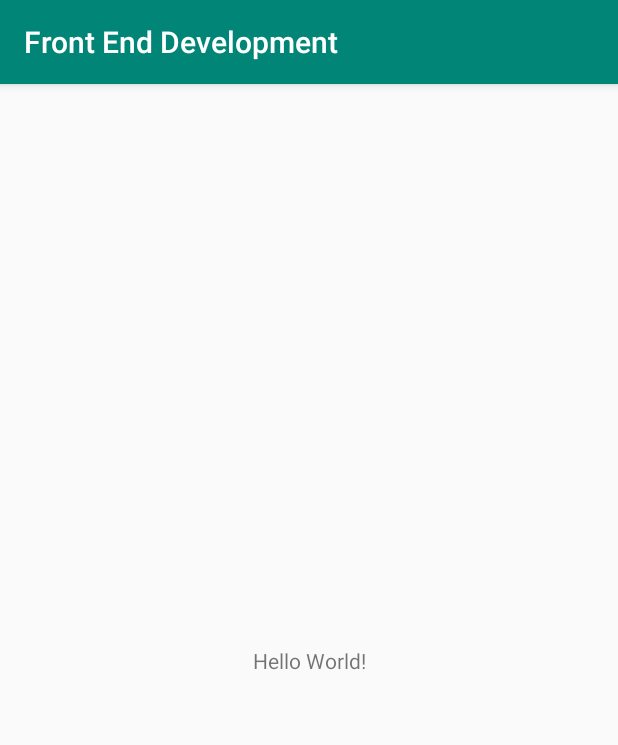
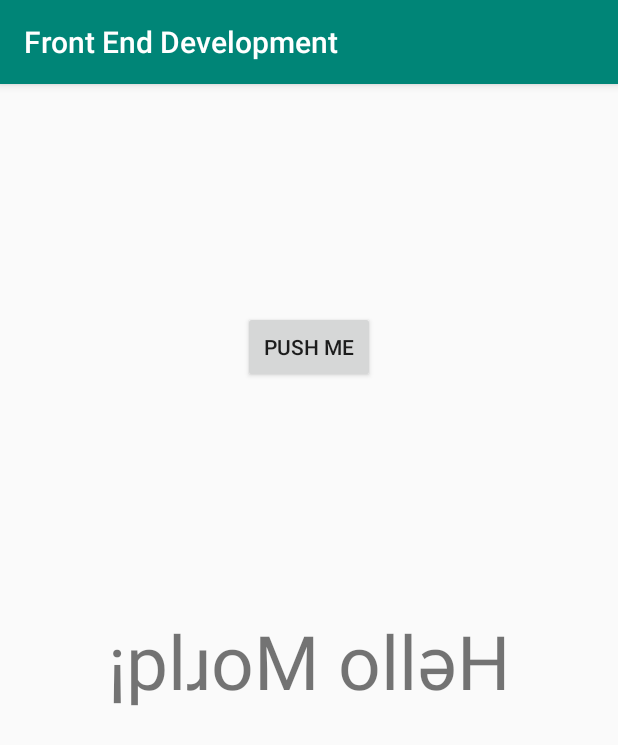
Before and after one commit to JakeVaughn820/SB_4_Room8-, an Android app: the screen it shows after launch (MainActivity), on a phone screen of 412 x 824 dp. Shown: the top 745 px of the screen. Run offline under Robolectric (Android 15) with nearby library versions, the phone set to English and light mode, and no system bars.

Commit message:
Setting up front end, going to start by having Jake copy his code over from his experiment

```diff
--- /dev/null
+++ b/Frontend/app/src/main/java/com/example/frontenddevelopment/HomeActivity.java
@@ -0,0 +1,4 @@
+package com.example.frontenddevelopment;
+
+public class HomeActivity {
+}
--- a/Frontend/app/src/main/java/com/example/frontenddevelopment/MainActivity.java
+++ b/Frontend/app/src/main/java/com/example/frontenddevelopment/MainActivity.java
@@ -3,12 +3,17 @@ package com.example.frontenddevelopment;
 import androidx.appcompat.app.AppCompatActivity;
 
 import android.os.Bundle;
+import android.widget.Button;
 
 public class MainActivity extends AppCompatActivity {
+
+    Button button1;
 
     @Override
     protected void onCreate(Bundle savedInstanceState) {
         super.onCreate(savedInstanceState);
         setContentView(R.layout.activity_main);
+
+        button1 = findViewById(R.id.button1);
     }
 }
--- /dev/null
+++ b/Frontend/app/src/main/java/com/example/frontenddevelopment/RegisterActivity.java
@@ -0,0 +1,4 @@
+package com.example.frontenddevelopment;
+
+public class RegisterActivity {
+}
--- /dev/null
+++ b/Frontend/app/src/main/res/layout/activity_home.xml
@@ -0,0 +1,6 @@
+<?xml version="1.0" encoding="utf-8"?>
+<LinearLayout xmlns:android="http://schemas.android.com/apk/res/android"
+    android:orientation="vertical" android:layout_width="match_parent"
+    android:layout_height="match_parent">
+
+</LinearLayout>
--- a/Frontend/app/src/main/res/layout/activity_main.xml
+++ b/Frontend/app/src/main/res/layout/activity_main.xml
@@ -7,12 +7,23 @@
     tools:context=".MainActivity">
 
     <TextView
+        android:id="@+id/Hellotxt"
         android:layout_width="wrap_content"
         android:layout_height="wrap_content"
-        android:text="Hello World!"
+        android:text="¡plɹoM ollǝH"
+        android:textSize="50sp"
         app:layout_constraintBottom_toBottomOf="parent"
         app:layout_constraintLeft_toLeftOf="parent"
         app:layout_constraintRight_toRightOf="parent"
         app:layout_constraintTop_toTopOf="parent" />
 
+    <Button
+        android:id="@+id/button1"
+        android:layout_width="wrap_content"
+        android:layout_height="wrap_content"
+        android:text="Push Me"
+        app:layout_constraintBottom_toTopOf="@+id/Hellotxt"
+        app:layout_constraintEnd_toEndOf="parent"
+        app:layout_constraintStart_toStartOf="parent"
+        app:layout_constraintTop_toTopOf="parent" />
 </androidx.constraintlayout.widget.ConstraintLayout>
--- /dev/null
+++ b/Frontend/app/src/main/res/layout/activity_register.xml
@@ -0,0 +1,6 @@
+<?xml version="1.0" encoding="utf-8"?>
+<LinearLayout xmlns:android="http://schemas.android.com/apk/res/android"
+    android:orientation="vertical" android:layout_width="match_parent"
+    android:layout_height="match_parent">
+
+</LinearLayout>
```
